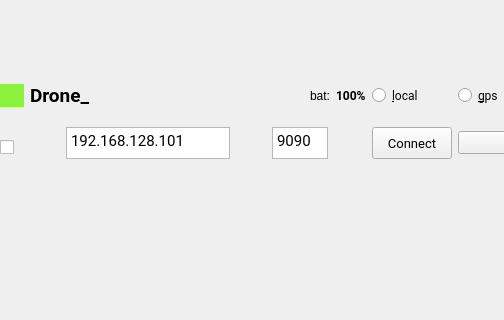
Qt form swarm_server/src/items.ui (Mavrikant/ros_swarm_control) before a commit; both pictures show x 0 to 504 and y 0 to 320 of the 674 by 557 pixel window.
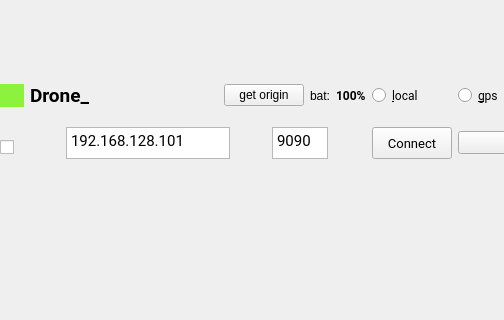
The same form after that commit.

Commit message: adde btn 'get origin' (not active)

The edit to the form file:
```diff
--- a/swarm_server/src/items.ui
+++ b/swarm_server/src/items.ui
@@ -323,6 +323,13 @@
          </property>
         </spacer>
        </item>
+       <item>
+        <widget class="QPushButton" name="OriginButton">
+         <property name="text">
+          <string>get origin</string>
+         </property>
+        </widget>
+       </item>
        <item>
         <widget class="QLabel" name="BatteryTextLabel">
          <property name="maximumSize">
```
The commit also changes 5 other files.
